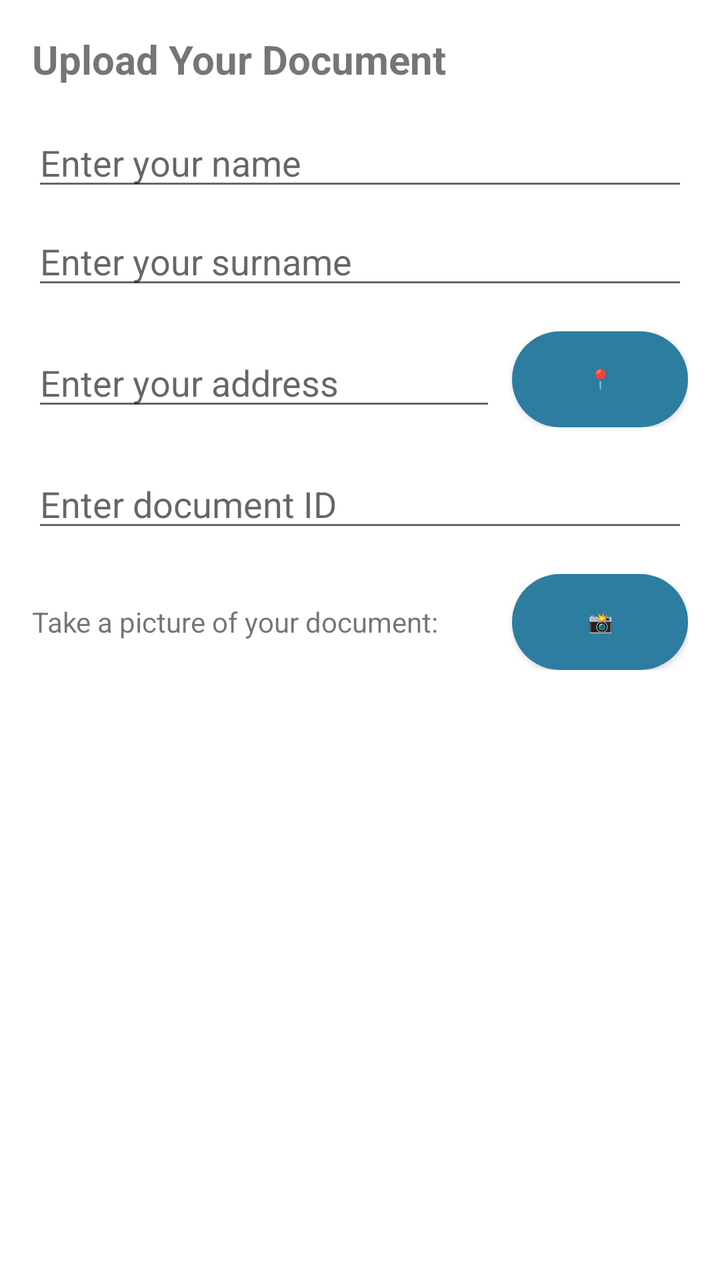
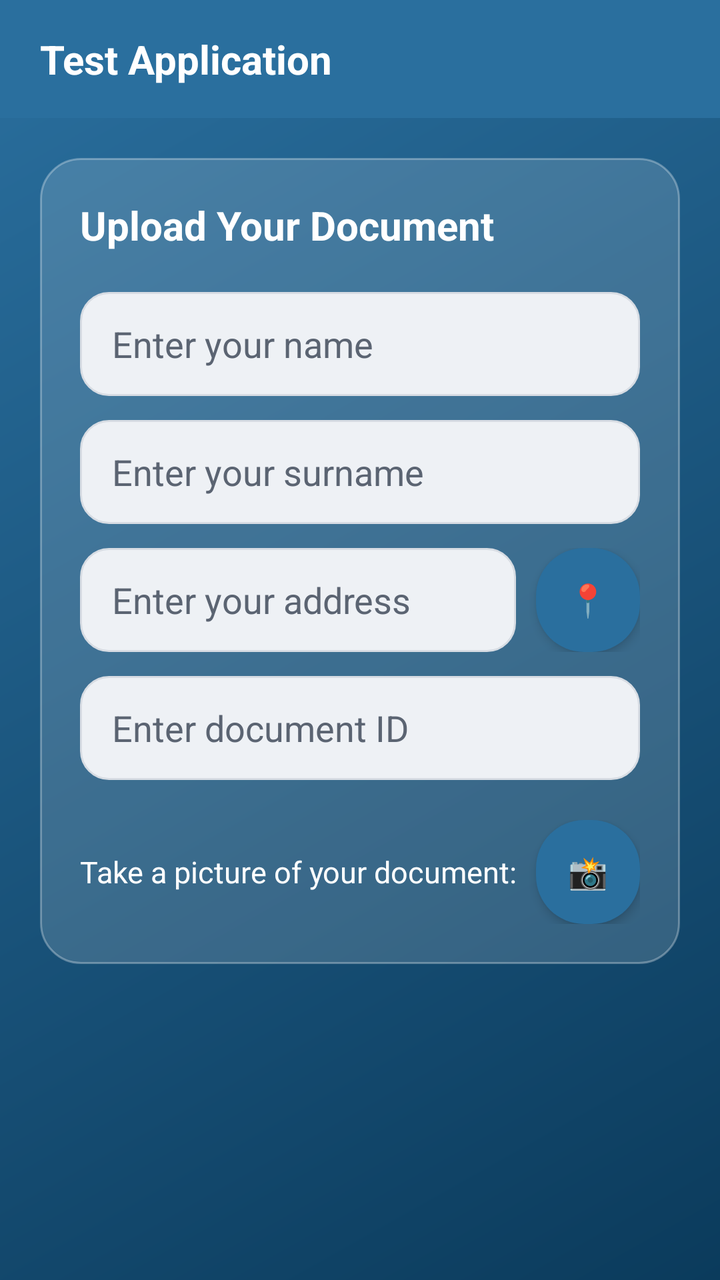

An Android layout rendered at two revisions. The XML below is the earlier revision; the diff shows what the commit changed to produce the second picture.
<!-- AndroidManifest.xml: application theme Theme.TestApplication -->
<!-- res/layout/document_upload.xml -->
<?xml version="1.0" encoding="utf-8"?>
<ScrollView xmlns:android="http://schemas.android.com/apk/res/android"
    android:layout_width="match_parent"
    android:layout_height="match_parent"
    android:padding="16dp">

    <LinearLayout
        android:layout_width="match_parent"
        android:layout_height="wrap_content"
        android:orientation="vertical">

        
        <TextView
            android:layout_width="wrap_content"
            android:layout_height="wrap_content"
            android:text="Upload Your Document"
            android:textSize="20sp"
            android:textStyle="bold"
            android:paddingBottom="16dp" />

        
        <EditText
            android:id="@+id/input_name"
            android:layout_width="match_parent"
            android:layout_height="wrap_content"
            android:hint="Enter your name" />

        
        <EditText
            android:id="@+id/input_surname"
            android:layout_width="match_parent"
            android:layout_height="wrap_content"
            android:hint="Enter your surname"
            android:layout_marginTop="8dp" />

        <LinearLayout
            android:layout_width="match_parent"
            android:layout_height="wrap_content"
            android:orientation="horizontal"
            android:gravity="center_vertical"
            android:layout_marginTop="16dp">

            <EditText
                android:id="@+id/input_address"
                android:layout_width="0dp"
                android:layout_height="wrap_content"
                android:layout_weight="1"
                android:hint="Enter your address" />

            <Button
                android:id="@+id/button_open_maps"
                android:layout_width="wrap_content"
                android:layout_height="wrap_content"
                android:background="@drawable/round_corners"
                android:text="📍"
                android:textColor="#FFFFFF"
                android:textSize="10sp"
                android:layout_marginStart="8dp"/>
            />
        </LinearLayout>

        <EditText
            android:id="@+id/input_document_id"
            android:layout_width="match_parent"
            android:layout_height="wrap_content"
            android:hint="Enter document ID"
            android:layout_marginTop="16dp" />

        <LinearLayout
            android:layout_width="match_parent"
            android:layout_height="wrap_content"
            android:orientation="horizontal"
            android:gravity="center_vertical"
            android:layout_marginTop="16dp">

            <TextView
                android:layout_width="0dp"
                android:layout_weight="1"
                android:layout_height="wrap_content"
                android:text="Take a picture of your document:"
                android:layout_marginEnd="8dp" />

            <Button
                android:id="@+id/button_open_camera"
                android:layout_width="wrap_content"
                android:layout_height="wrap_content"
                android:background="@drawable/round_corners"
                android:text="📸"
                android:textColor="#FFFFFF"
                android:textSize="10sp"
                />
        </LinearLayout>

    </LinearLayout>
</ScrollView>
<!-- resources referenced by this layout -->
<resources>
  <!-- drawable round_corners (drawable) -->
  <?xml version="1.0" encoding="utf-8"?>
  <shape xmlns:android="http://schemas.android.com/apk/res/android">
      <corners android:radius="24dp" />
      <solid android:color="#ec6002" />
  </shape>
  <style name="Theme.TestApplication" parent="Theme.MaterialComponents.DayNight.DarkActionBar">
          
          <item name="colorPrimary">@color/purple_500</item>
          <item name="colorPrimaryVariant">@color/purple_700</item>
          <item name="colorOnPrimary">@color/white</item>
          
          <item name="colorSecondary">@color/teal_200</item>
          <item name="colorSecondaryVariant">@color/teal_700</item>
          <item name="colorOnSecondary">@color/black</item>
          
          <item name="android:statusBarColor">?attr/colorPrimaryVariant</item>
          
      </style>
  <color name="purple_500">#2c7da0</color>
  <color name="purple_700">#013a63</color>
  <color name="white">#FFFFFFFF</color>
  <color name="teal_200">#FF03DAC5</color>
  <color name="teal_700">#FF018786</color>
  <color name="black">#FF000000</color>
</resources>

<!-- the commit's change to res/layout/document_upload.xml (unified diff, before → after) -->
@@ -1,95 +1,148 @@
 <?xml version="1.0" encoding="utf-8"?>
-<ScrollView xmlns:android="http://schemas.android.com/apk/res/android"
+<LinearLayout xmlns:android="http://schemas.android.com/apk/res/android"
     android:layout_width="match_parent"
     android:layout_height="match_parent"
-    android:padding="16dp">
+    android:background="@drawable/login_background"
+    android:orientation="vertical">
 
-    <LinearLayout
+    <include layout="@layout/app_header" />
+
+    <ScrollView
+        android:id="@+id/document_upload_scroll"
         android:layout_width="match_parent"
-        android:layout_height="wrap_content"
-        android:orientation="vertical">
-
-        
-        <TextView
-            android:layout_width="wrap_content"
-            android:layout_height="wrap_content"
-            android:text="Upload Your Document"
-            android:textSize="20sp"
-            android:textStyle="bold"
-            android:paddingBottom="16dp" />
-
-        
-        <EditText
-            android:id="@+id/input_name"
-            android:layout_width="match_parent"
-            android:layout_height="wrap_content"
-            android:hint="Enter your name" />
-
-        
-        <EditText
-            android:id="@+id/input_surname"
-            android:layout_width="match_parent"
-            android:layout_height="wrap_content"
-            android:hint="Enter your surname"
-            android:layout_marginTop="8dp" />
+        android:layout_height="0dp"
+        android:layout_weight="1"
+        android:padding="20dp">
 
         <LinearLayout
             android:layout_width="match_parent"
             android:layout_height="wrap_content"
-            android:orientation="horizontal"
-            android:gravity="center_vertical"
-            android:layout_marginTop="16dp">
+            android:background="@drawable/card_overlay"
+            android:elevation="4dp"
+            android:orientation="vertical"
+            android:padding="20dp">
+
+            
+            <TextView
+                android:layout_width="wrap_content"
+                android:layout_height="wrap_content"
+                android:paddingBottom="20dp"
+                android:text="Upload Your Document"
+                android:textColor="@color/text_on_dark_primary"
+                android:textSize="20sp"
+                android:textStyle="bold" />
+
+            
+            <EditText
+                android:id="@+id/input_name"
+                android:layout_width="match_parent"
+                android:layout_height="52dp"
+                android:background="@drawable/input_background"
+                android:hint="Enter your name"
+                android:paddingStart="16dp"
+                android:paddingEnd="16dp"
+                android:textColor="@color/text_primary"
+                android:textColorHint="@color/text_secondary" />
+
+            
+            <EditText
+                android:id="@+id/input_surname"
+                android:layout_width="match_parent"
+                android:layout_height="52dp"
+                android:layout_marginTop="12dp"
+                android:background="@drawable/input_background"
+                android:hint="Enter your surname"
+                android:paddingStart="16dp"
+                android:paddingEnd="16dp"
+                android:textColor="@color/text_primary"
+                android:textColorHint="@color/text_secondary" />
+
+            <LinearLayout
+                android:layout_width="match_parent"
+                android:layout_height="wrap_content"
+                android:layout_marginTop="12dp"
+                android:gravity="center_vertical"
+                android:orientation="horizontal">
+
+                <EditText
+                    android:id="@+id/input_address"
+                    android:layout_width="0dp"
+                    android:layout_height="52dp"
+                    android:layout_weight="1"
+                    android:background="@drawable/input_background"
+                    android:hint="Enter your address"
+                    android:paddingStart="16dp"
+                    android:paddingEnd="16dp"
+                    android:textColor="@color/text_primary"
+                    android:textColorHint="@color/text_secondary" />
+
+                <Button
+                    android:id="@+id/button_open_maps"
+                    style="@style/Widget.App.Button"
+                    android:layout_width="52dp"
+                    android:layout_height="52dp"
+                    android:layout_marginStart="10dp"
+                    android:text="📍"
+                    android:textSize="16sp" />
+            </LinearLayout>
 
             <EditText
-                android:id="@+id/input_address"
-                android:layout_width="0dp"
+                android:id="@+id/input_document_id"
+                android:layout_width="match_parent"
+                android:layout_height="52dp"
+                android:layout_marginTop="12dp"
+                android:background="@drawable/input_background"
+                android:hint="Enter document ID"
+                android:paddingStart="16dp"
+                android:paddingEnd="16dp"
+                android:textColor="@color/text_primary"
+                android:textColorHint="@color/text_secondary" />
+
+            <LinearLayout
+                android:layout_width="match_parent"
                 android:layout_height="wrap_content"
-                android:layout_weight="1"
-                android:hint="Enter your address" />
+                android:layout_marginTop="20dp"
+                android:gravity="center_vertical"
+                android:orientation="horizontal">
 
-            <Button
-                android:id="@+id/button_open_maps"
-                android:layout_width="wrap_content"
-                android:layout_height="wrap_content"
-                android:background="@drawable/round_corners"
-                android:text="📍"
-                android:textColor="#FFFFFF"
-                android:textSize="10sp"
-                android:layout_marginStart="8dp"/>
-            />
+                <TextView
+                    android:layout_width="0dp"
+                    android:layout_height="wrap_content"
+                    android:layout_weight="1"
+                    android:layout_marginEnd="8dp"
+                    android:text="Take a picture of your document:"
+                    android:textColor="@color/text_on_dark_primary"
+                    android:textSize="15sp" />
+
+                <Button
+                    android:id="@+id/button_open_camera"
+                    style="@style/Widget.App.Button"
+                    android:layout_width="52dp"
+                    android:layout_height="52dp"
+                    android:text="📸"
+                    android:textSize="16sp" />
+            </LinearLayout>
+
         </LinearLayout>
+    </ScrollView>
+</LinearLayout>
+<!-- res/layout/app_header.xml (included above) -->
+<?xml version="1.0" encoding="utf-8"?>
+<LinearLayout xmlns:android="http://schemas.android.com/apk/res/android"
+    android:id="@+id/app_header"
+    android:layout_width="match_parent"
+    android:layout_height="wrap_content"
+    android:background="@color/purple_500"
+    android:orientation="vertical"
+    android:paddingBottom="16dp">
 
-        <EditText
-            android:id="@+id/input_document_id"
-            android:layout_width="match_parent"
-            android:layout_height="wrap_content"
-            android:hint="Enter document ID"
-            android:layout_marginTop="16dp" />
-
-        <LinearLayout
-            android:layout_width="match_parent"
-            android:layout_height="wrap_content"
-            android:orientation="horizontal"
-            android:gravity="center_vertical"
-            android:layout_marginTop="16dp">
-
-            <TextView
-                android:layout_width="0dp"
-                android:layout_weight="1"
-                android:layout_height="wrap_content"
-                android:text="Take a picture of your document:"
-                android:layout_marginEnd="8dp" />
-
-            <Button
-                android:id="@+id/button_open_camera"
-                android:layout_width="wrap_content"
-                android:layout_height="wrap_content"
-                android:background="@drawable/round_corners"
-                android:text="📸"
-                android:textColor="#FFFFFF"
-                android:textSize="10sp"
-                />
-        </LinearLayout>
-
-    </LinearLayout>
-</ScrollView>
+    <TextView
+        android:layout_width="wrap_content"
+        android:layout_height="wrap_content"
+        android:layout_marginStart="20dp"
+        android:layout_marginTop="16dp"
+        android:text="@string/app_name"
+        android:textColor="@color/white"
+        android:textSize="20sp"
+        android:textStyle="bold" />
+</LinearLayout>
<!-- resource entries referenced after the edit -->
@@ -2,11 +2,21 @@
 <resources>
   <!-- drawable round_corners (drawable) -->
   <?xml version="1.0" encoding="utf-8"?>
-  <shape xmlns:android="http://schemas.android.com/apk/res/android">
-      <corners android:radius="24dp" />
-      <solid android:color="#ec6002" />
-  </shape>
-  <style name="Theme.TestApplication" parent="Theme.MaterialComponents.DayNight.DarkActionBar">
+  <selector xmlns:android="http://schemas.android.com/apk/res/android">
+      <item android:state_pressed="true">
+          <shape android:shape="rectangle">
+              <corners android:radius="24dp" />
+              <solid android:color="@color/accent_pressed" />
+          </shape>
+      </item>
+      <item>
+          <shape android:shape="rectangle">
+              <corners android:radius="24dp" />
+              <solid android:color="@color/accent" />
+          </shape>
+      </item>
+  </selector>
+  <style name="Theme.TestApplication" parent="Theme.MaterialComponents.DayNight.NoActionBar">
           
           <item name="colorPrimary">@color/purple_500</item>
           <item name="colorPrimaryVariant">@color/purple_700</item>
@@ -16,14 +26,67 @@
           <item name="colorSecondaryVariant">@color/teal_700</item>
           <item name="colorOnSecondary">@color/black</item>
           
+          <item name="colorSurface">@color/surface</item>
+          <item name="colorOnSurface">@color/text_primary</item>
+          <item name="colorError">@color/error</item>
+          <item name="android:windowBackground">@color/background</item>
+          <item name="android:textColorPrimary">@color/text_primary</item>
+          <item name="android:textColorSecondary">@color/text_secondary</item>
+          
           <item name="android:statusBarColor">?attr/colorPrimaryVariant</item>
-          
       </style>
-  <color name="purple_500">#2c7da0</color>
-  <color name="purple_700">#013a63</color>
+  <color name="input_background">#EEF1F5</color>
+  <color name="input_border">#D7DCE3</color>
+  <color name="purple_500">#2A6F9E</color>
+  <color name="text_on_dark_primary">#FFFFFFFF</color>
+  <color name="text_primary">#1B1F24</color>
+  <color name="text_secondary">#5B6472</color>
+  <color name="purple_700">#0B3B5C</color>
   <color name="white">#FFFFFFFF</color>
-  <color name="teal_200">#FF03DAC5</color>
-  <color name="teal_700">#FF018786</color>
+  <!-- drawable card_overlay (drawable) -->
+  <?xml version="1.0" encoding="utf-8"?>
+  <shape xmlns:android="http://schemas.android.com/apk/res/android"
+      android:shape="rectangle">
+      <corners android:radius="20dp" />
+      <solid android:color="#26FFFFFF" />
+      <stroke
+          android:width="1dp"
+          android:color="#4DFFFFFF" />
+  </shape>
+  <!-- drawable input_background (drawable) -->
+  <?xml version="1.0" encoding="utf-8"?>
+  <shape xmlns:android="http://schemas.android.com/apk/res/android"
+      android:shape="rectangle">
+      <corners android:radius="14dp" />
+      <solid android:color="@color/input_background" />
+      <stroke
+          android:width="1dp"
+          android:color="@color/input_border" />
+  </shape>
+  <!-- drawable login_background (drawable) -->
+  <?xml version="1.0" encoding="utf-8"?>
+  <shape xmlns:android="http://schemas.android.com/apk/res/android"
+      android:shape="rectangle">
+      <gradient
+          android:angle="135"
+          android:startColor="@color/purple_700"
+          android:endColor="@color/purple_500" />
+  </shape>
+  <string name="app_name">Test Application</string>
+  <style name="Widget.App.Button" parent="Widget.AppCompat.Button">
+          <item name="android:background">@drawable/round_corners</item>
+          <item name="android:textColor">@color/white</item>
+          <item name="android:textAllCaps">false</item>
+          <item name="android:elevation">3dp</item>
+          <item name="android:stateListAnimator">@null</item>
+      </style>
+  <color name="teal_200">#4FD8C9</color>
+  <color name="teal_700">#0E7490</color>
   <color name="black">#FF000000</color>
+  <color name="surface">#FFFFFFFF</color>
+  <color name="error">#D64545</color>
+  <color name="background">#F4F6F9</color>
+  <color name="accent_pressed">#E6522F</color>
+  <color name="accent">#FF6B47</color>
 </resources>
 
